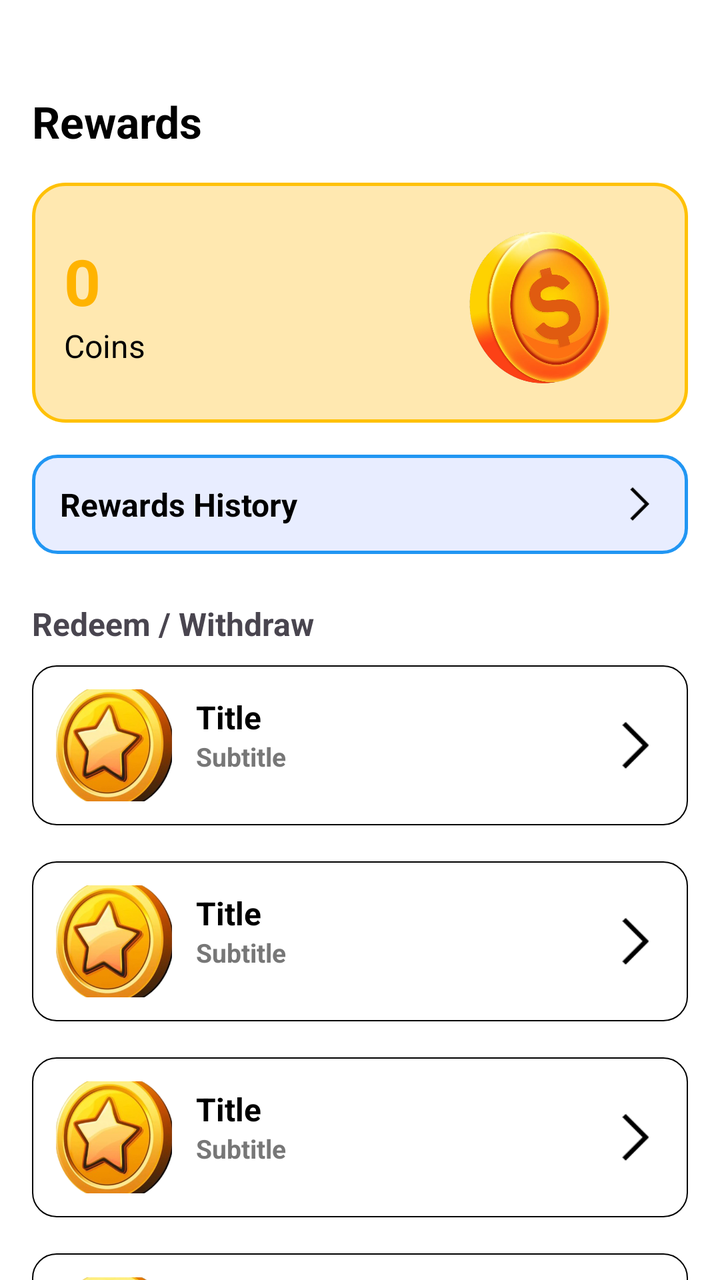
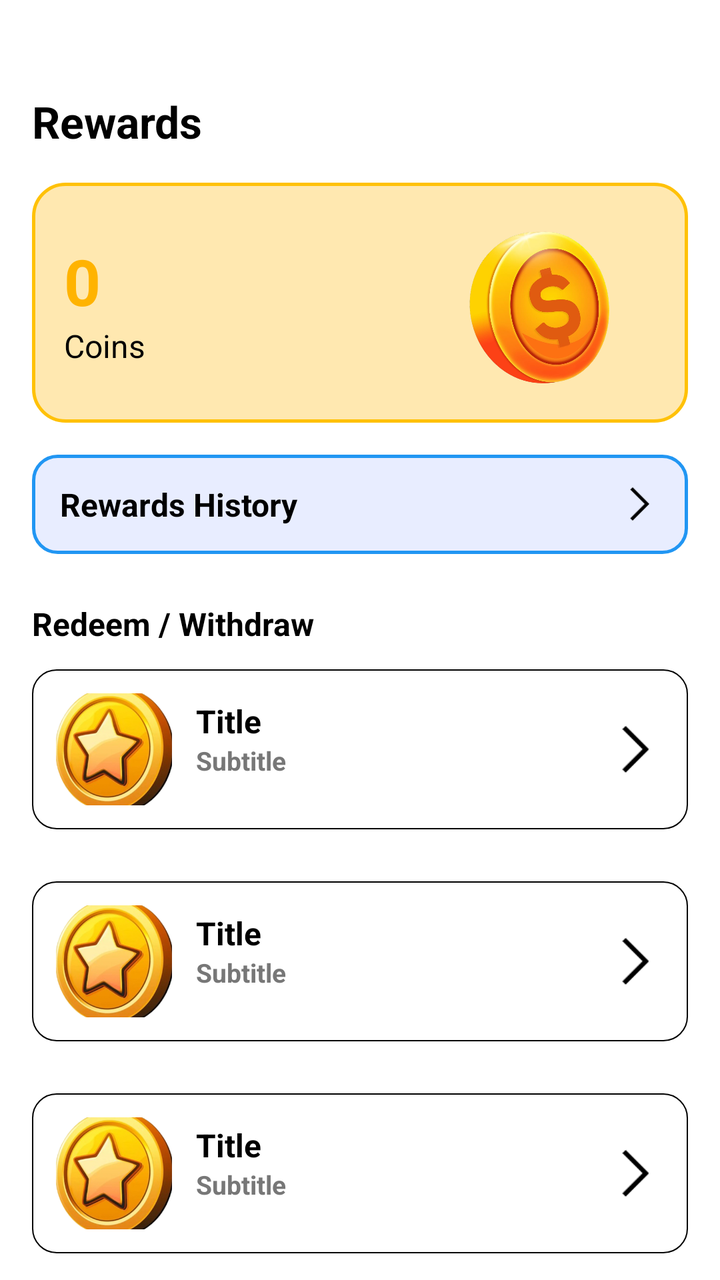

Compare the two renders of this Android layout. The source of the first and the diff that turns it into the second are given below.
<!-- AndroidManifest.xml: application theme Theme.RGamer -->
<!-- res/layout/fragment_reward.xml -->
<?xml version="1.0" encoding="utf-8"?>
<ScrollView xmlns:android="http://schemas.android.com/apk/res/android"
    android:layout_width="match_parent"
    android:layout_height="match_parent"
    android:background="#FFFFFF"
    android:scrollbars="none"
    android:overScrollMode="never">

    <LinearLayout
        android:layout_width="match_parent"
        android:layout_height="wrap_content"
        android:orientation="vertical"
        android:layout_marginTop="30dp"
        android:padding="16dp">

        
        <TextView
            android:text="Rewards"
            android:textSize="22sp"
            android:textStyle="bold"
            android:textColor="#000000"
            android:layout_width="wrap_content"
            android:layout_height="wrap_content" />

        
        <LinearLayout
            android:layout_width="match_parent"
            android:layout_height="120dp"
            android:layout_marginTop="16dp"
            android:background="@drawable/bg_reward_card"
            android:padding="16dp"
            android:gravity="center_vertical"
            android:orientation="horizontal">

            <LinearLayout
                android:layout_width="0dp"
                android:layout_height="wrap_content"
                android:layout_weight="1"
                android:orientation="vertical">

                <TextView
                    android:id="@+id/txtCoins"
                    android:text="0"
                    android:textSize="32sp"
                    android:textStyle="bold"
                    android:textColor="#FFB300"
                    android:layout_width="wrap_content"
                    android:layout_height="wrap_content" />

                <TextView
                    android:text="Coins"
                    android:textSize="16sp"
                    android:textColor="#000000"
                    android:layout_width="wrap_content"
                    android:layout_height="wrap_content" />
            </LinearLayout>

            <ImageView
                android:layout_width="114dp"
                android:layout_height="120dp"
                android:src="@drawable/ic_coin" />
        </LinearLayout>

        
        <LinearLayout
            android:id="@+id/btnHistory"
            android:layout_width="match_parent"
            android:layout_height="wrap_content"
            android:layout_marginTop="16dp"
            android:background="@drawable/bg_history"
            android:padding="14dp"
            android:gravity="center_vertical"
            android:orientation="horizontal">

            <TextView
                android:text="Rewards History"
                android:textSize="16sp"
                android:textStyle="bold"
                android:textColor="@color/black"
                android:layout_weight="1"
                android:layout_width="0dp"
                android:layout_height="wrap_content" />

            <ImageView
                android:layout_width="20dp"
                android:layout_height="20dp"
                android:src="@drawable/ic_arrow_right" />
        </LinearLayout>

        
        <TextView
            android:text="Redeem / Withdraw"
            android:textStyle="bold"
            android:textSize="16sp"
            android:layout_marginTop="24dp"
            android:layout_width="wrap_content"
            android:layout_height="wrap_content" />

        
        <include android:id="@+id/upiOption" layout="@layout/item_reward_option"/>
        <include android:id="@+id/bankOption" layout="@layout/item_reward_option"/>
        <include android:id="@+id/googleOption" layout="@layout/item_reward_option"/>
        <include android:id="@+id/amazonoption" layout="@layout/item_reward_option"/>
        <include android:id="@+id/phonepeoption" layout="@layout/item_reward_option"/>

    </LinearLayout>
</ScrollView>
<!-- res/layout/item_reward_option.xml (included above) -->
<?xml version="1.0" encoding="utf-8"?>
<LinearLayout xmlns:android="http://schemas.android.com/apk/res/android"
    android:layout_width="match_parent"
    android:layout_height="80dp"
    xmlns:app="http://schemas.android.com/apk/res-auto"
    android:padding="12dp"
    android:background="@drawable/bg_bottom_border"
    android:orientation="horizontal"
    android:layout_marginTop="10dp"
    android:layout_marginBottom="8dp"
    android:gravity="center_vertical">

    <ImageView
        android:id="@+id/icon"
        android:layout_width="58dp"
        android:layout_height="67dp"
        android:background="@drawable/splash_image_bg1"
        android:clipToOutline="true"
        android:scaleType="centerCrop"
        android:src="@drawable/ic_placeholder" />

    <LinearLayout
        android:layout_width="262dp"
        android:layout_height="wrap_content"
        android:layout_marginStart="12dp"
        android:layout_weight="1"
        android:orientation="vertical">

        <TextView
            android:id="@+id/title"
            android:layout_width="match_parent"
            android:layout_height="wrap_content"
            android:gravity="bottom"
            android:text="Title"
            android:textColor="@color/black"
            android:textSize="16dp"
            android:textStyle="bold" />

        <TextView
            android:id="@+id/subtitle"
            android:layout_width="match_parent"
            android:layout_height="28dp"
            android:text="Subtitle"
            android:textColor="#777777"
            android:textSize="13dp"
            android:textStyle="bold" />
    </LinearLayout>

    <ImageView
        android:layout_width="28dp"
        android:layout_height="wrap_content"
        android:src="@drawable/ic_arrow_right" />
</LinearLayout>
<!-- resources referenced by this layout -->
<resources>
  <color name="black">#FF000000</color>
  <!-- drawable bg_bottom_border (drawable) -->
  <?xml version="1.0" encoding="utf-8"?>
  <shape xmlns:android="http://schemas.android.com/apk/res/android"
      android:shape="rectangle">
  
      
      <solid android:color="@color/white" />
  
      
      <stroke
          android:width="0.5dp"
          android:color="@color/black" />
  
      
      <corners android:radius="12dp" />
  
  </shape>
  <!-- drawable bg_history (drawable) -->
  <shape xmlns:android="http://schemas.android.com/apk/res/android">
      <solid android:color="#E8EDFF"/>
      <corners android:radius="12dp"/>
      <stroke
          android:width="1.5dp"
          android:color="@color/color_blue"/>
  </shape>
  <!-- drawable bg_reward_card (drawable) -->
  <shape xmlns:android="http://schemas.android.com/apk/res/android">
      <solid android:color="#FFE8B0"/>
      <corners android:radius="16dp"/>
      <stroke
          android:width="1.5dp"
          android:color="#FFC107"/>
  </shape>
  <!-- drawable ic_arrow_right: png bitmap (drawable, 496 bytes) -->
  <!-- drawable ic_coin: png bitmap (drawable, 507750 bytes) -->
  <!-- drawable ic_placeholder: png bitmap (drawable, 124043 bytes) -->
  <!-- drawable splash_image_bg1 (drawable) -->
  <?xml version="1.0" encoding="utf-8"?>
  <shape xmlns:android="http://schemas.android.com/apk/res/android">
      <solid android:color="#FFFFFF"/>
      <corners android:radius="25dp"/>
  </shape>
  <style name="Theme.RGamer" parent="Base.Theme.RGamer" />
  <color name="white">#FFFFFFFF</color>
  <color name="color_blue">#2196F3</color>
  <style name="Base.Theme.RGamer" parent="Theme.Material3.DayNight.NoActionBar">
          
          
      </style>
</resources>

<!-- the commit's change to res/layout/fragment_reward.xml (unified diff, before → after) -->
@@ -92,7 +92,10 @@
             android:text="Redeem / Withdraw"
             android:textStyle="bold"
             android:textSize="16sp"
+            android:textColor="@color/black"
             android:layout_marginTop="24dp"
+            android:layout_marginBottom="12dp"
+
             android:layout_width="wrap_content"
             android:layout_height="wrap_content" />
 
@@ -100,10 +103,11 @@
         <include android:id="@+id/upiOption" layout="@layout/item_reward_option"/>
         <include android:id="@+id/bankOption" layout="@layout/item_reward_option"/>
         <include android:id="@+id/googleOption" layout="@layout/item_reward_option"/>
-        <include android:id="@+id/amazonoption" layout="@layout/item_reward_option"/>
-        <include android:id="@+id/phonepeoption" layout="@layout/item_reward_option"/>
+        <include android:id="@+id/amazonOption" layout="@layout/item_reward_option"/>
+        <include android:id="@+id/phonepeOption" layout="@layout/item_reward_option" />
 
     </LinearLayout>
+
 </ScrollView>
 <!-- res/layout/item_reward_option.xml (included above) -->
 <?xml version="1.0" encoding="utf-8"?>
@@ -114,8 +118,7 @@
     android:padding="12dp"
     android:background="@drawable/bg_bottom_border"
     android:orientation="horizontal"
-    android:layout_marginTop="10dp"
-    android:layout_marginBottom="8dp"
+    android:layout_marginBottom="26dp"
     android:gravity="center_vertical">
 
     <ImageView
